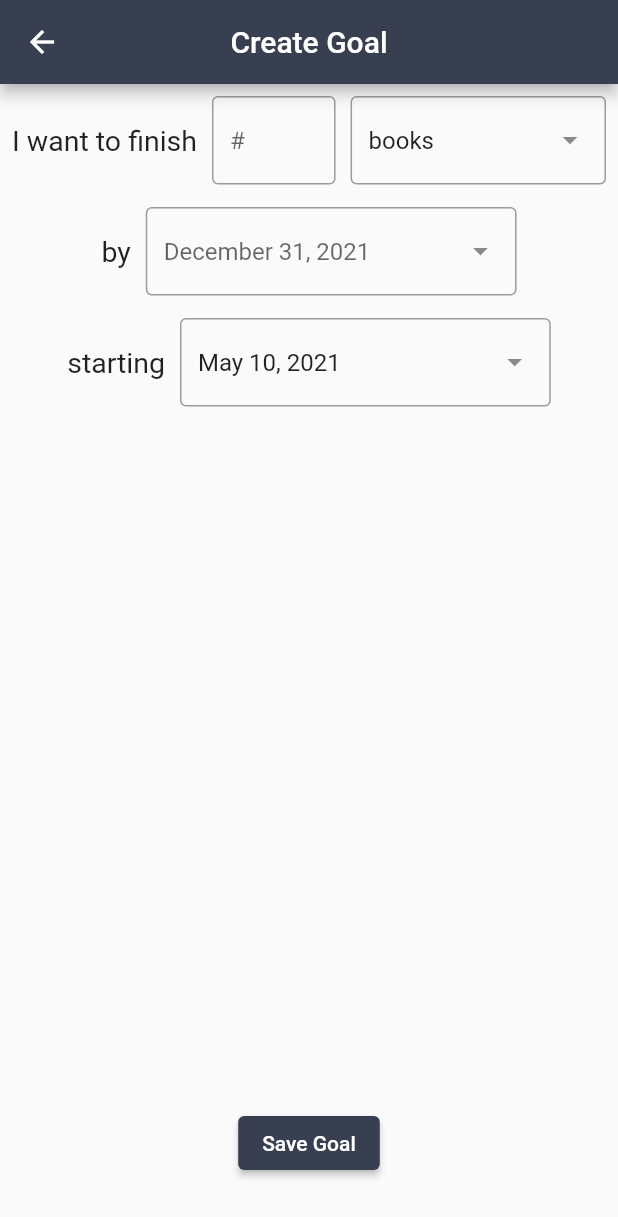
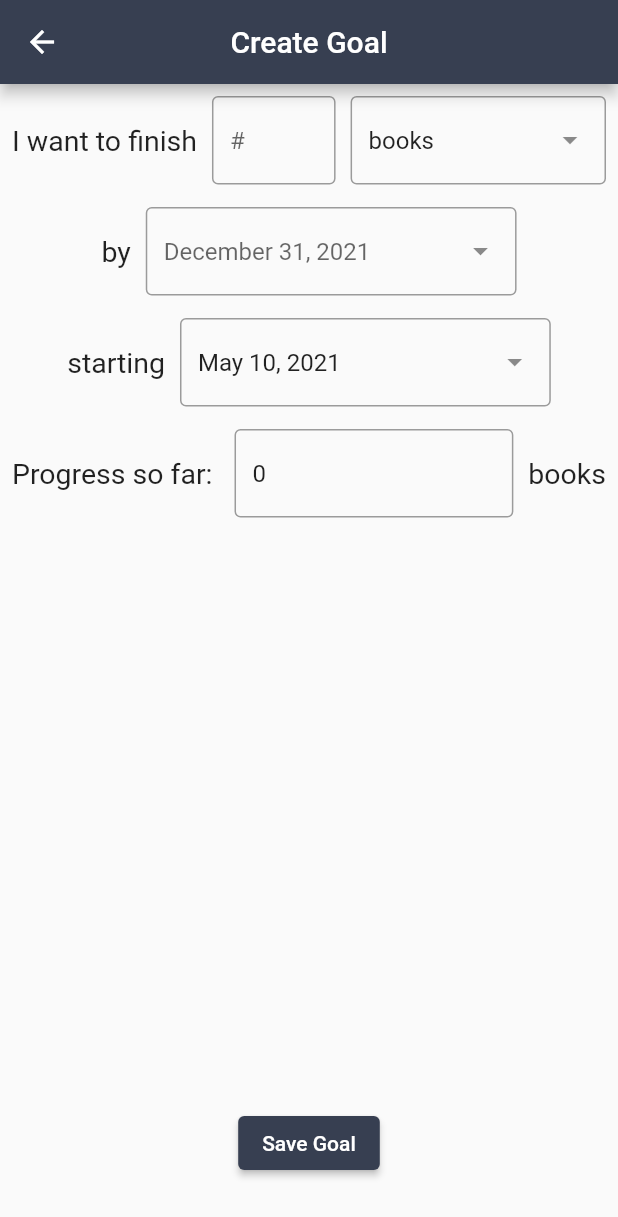
Before and after one commit to jackheinemann/otlet, a Flutter app: the screen it shows after launch, after a tap on "Create Goal", on a phone screen of 412 x 824 dp. Shown: the top 1217 px of the screen. Run offline on Flutter 3.47's test engine with Material 2 defaults, Android fonts, the phone set to English and light mode, and no system bars; our stand-ins replace cached_network_image, shared_preferences; missing offline and left inert: flutter_barcode_scanner.

Commit message:
added progress so far and  automatic measurement of that progress on date input

```diff
--- a/lib/ui/screens/home_screen/create_goal_screen.dart
+++ b/lib/ui/screens/home_screen/create_goal_screen.dart
@@ -1,13 +1,14 @@
 import 'package:flutter/material.dart';
-import 'package:intl/intl.dart';
 import 'package:otlet/business_logic/models/goal.dart';
+import 'package:otlet/business_logic/models/otlet_instance.dart';
 import 'package:otlet/business_logic/utils/constants.dart';
 import 'package:otlet/ui/widgets/alerts/simple_selector.dart';
 
 class CreateGoalScreen extends StatefulWidget {
   final Goal goal;
+  final OtletInstance instance;
 
-  CreateGoalScreen({this.goal});
+  CreateGoalScreen(this.instance, {this.goal});
   @override
   _CreateGoalScreenState createState() => _CreateGoalScreenState();
 }
@@ -15,11 +16,13 @@ class CreateGoalScreen extends StatefulWidget {
 class _CreateGoalScreenState extends State<CreateGoalScreen> {
   Goal goal;
   bool isEdit;
+  OtletInstance instance;
 
   TextEditingController unitController = TextEditingController();
-  TextEditingController unitCountController = TextEditingController();
+  TextEditingController goalUnitCountController = TextEditingController();
   TextEditingController goalStartedController = TextEditingController();
   TextEditingController goalDateController = TextEditingController();
+  TextEditingController progressController = TextEditingController();
 
   final _formKey = GlobalKey<FormState>();
 
@@ -28,9 +31,12 @@ class _CreateGoalScreenState extends State<CreateGoalScreen> {
     super.initState();
     goal = widget.goal ?? Goal.basic();
     isEdit = widget.goal != null;
+    instance = widget.instance;
     unitController.text = unitDisplays[goal.unit];
     if (goal.goalUnitCount != null)
-      unitController.text = goal.goalUnitCount.toString();
+      goalUnitCountController.text = goal.goalUnitCount.toString();
+    if (goal.currentUnitCount != null)
+      progressController.text = goal.currentUnitCount.toString();
     if (goal.goalStarted != null)
       goalStartedController.text = monthDayYearFormat.format(goal.goalStarted);
     if (goal.goalDate != null)
@@ -59,6 +65,7 @@ class _CreateGoalScreenState extends State<CreateGoalScreen> {
                   Container(
                       width: MediaQuery.of(context).size.width * .2,
                       child: TextFormField(
+                        controller: goalUnitCountController,
                         validator: (value) {
                           if (value.isEmpty) return 'This field is required';
                           int count = int.tryParse(value);
@@ -94,6 +101,13 @@ class _CreateGoalScreenState extends State<CreateGoalScreen> {
                           goal.unit = unitDisplays.keys.firstWhere(
                               (element) => unitDisplays[element] == selected);
                           unitController.text = selected;
+                          if (goal.goalStarted != null &&
+                              goal.goalDate != null) {
+                            goal.currentUnitCount =
+                                instance.calculateGoalProgress(goal);
+                            progressController.text =
+                                goal.currentUnitCount.toString();
+                          }
                         });
                       },
                       decoration: InputDecoration(
@@ -130,6 +144,12 @@ class _CreateGoalScreenState extends State<CreateGoalScreen> {
                             goal.goalDate = dateTime;
                             goalDateController.text =
                                 monthDayYearFormat.format(goal.goalDate);
+                            if (goal.goalStarted != null) {
+                              goal.currentUnitCount =
+                                  instance.calculateGoalProgress(goal);
+                              progressController.text =
+                                  goal.currentUnitCount.toString();
+                            }
                           });
                         },
                         controller: goalDateController,
@@ -168,6 +188,12 @@ class _CreateGoalScreenState extends State<CreateGoalScreen> {
                             goal.goalStarted = dateTime;
                             goalStartedController.text =
                                 monthDayYearFormat.format(goal.goalStarted);
+                            if (goal.goalDate != null) {
+                              goal.currentUnitCount =
+                                  instance.calculateGoalProgress(goal);
+                              progressController.text =
+                                  goal.currentUnitCount.toString();
+                            }
                           });
                         },
                         controller: goalStartedController,
@@ -177,6 +203,36 @@ class _CreateGoalScreenState extends State<CreateGoalScreen> {
                                 .format(DateTime(DateTime.now().year, 1, 1)),
                             border: OutlineInputBorder()),
                       ))
+                ],
+              ),
+              SizedBox(height: 15),
+              Row(
+                mainAxisAlignment: MainAxisAlignment.center,
+                children: [
+                  Text('Progress so far: ', style: TextStyle(fontSize: 19)),
+                  SizedBox(
+                    width: 10,
+                  ),
+                  Expanded(
+                      child: TextFormField(
+                    controller: progressController,
+                    validator: (value) {
+                      if (value.isEmpty) return 'This field is required';
+                      int count = int.tryParse(value);
+                      if (count == null)
+                        return 'Invalid value';
+                      else
+                        goal.currentUnitCount = count;
+                      return null;
+                    },
+                    keyboardType: TextInputType.numberWithOptions(signed: true),
+                    decoration: InputDecoration(
+                        hintText: '#', border: OutlineInputBorder()),
+                  )),
+                  SizedBox(
+                    width: 10,
+                  ),
+                  Text(unitDisplays[goal.unit], style: TextStyle(fontSize: 19)),
                 ],
               ),
               Spacer(),
--- a/lib/ui/screens/home_screen/home_screen.dart
+++ b/lib/ui/screens/home_screen/home_screen.dart
@@ -36,7 +36,8 @@ class HomeScreen extends StatelessWidget {
               if (!instance.hasActiveSession())
                 instance.goals.isNotEmpty
                     ? GoalCard(instance.goals[0])
-                    : CreateGoalCard(),
+                    : CreateGoalCard(instance,
+                        addGoal: (goal) => instance.addNewGoal(goal)),
               instance.hasActiveSession() ? EditSessionTools() : Spacer(),
               if (instance.hasActiveBook()) SessionTrackerCard(instance)
             ],
--- a/lib/ui/widgets/goals/create_goal_card.dart
+++ b/lib/ui/widgets/goals/create_goal_card.dart
@@ -1,8 +1,15 @@
 import 'package:flutter/material.dart';
+import 'package:otlet/business_logic/models/goal.dart';
+import 'package:otlet/business_logic/models/otlet_instance.dart';
 import 'package:otlet/business_logic/utils/constants.dart';
 import 'package:otlet/ui/screens/home_screen/create_goal_screen.dart';
 
 class CreateGoalCard extends StatelessWidget {
+  final Function(Goal) addGoal;
+  final OtletInstance instance;
+
+  CreateGoalCard(this.instance, {@required this.addGoal});
+
   @override
   Widget build(BuildContext context) {
     return Card(
@@ -20,11 +27,14 @@ class CreateGoalCard extends StatelessWidget {
               ),
               ElevatedButton(
                   style: ElevatedButton.styleFrom(primary: primaryColor),
-                  onPressed: () {
-                    Navigator.push(
+                  onPressed: () async {
+                    Goal goal = await Navigator.push(
                         context,
                         MaterialPageRoute(
-                            builder: (context) => CreateGoalScreen()));
+                            builder: (context) => CreateGoalScreen(instance)));
+                    if (goal == null) return;
+                    // addGoal(goal);
+                    instance.addNewGoal(goal);
                   },
                   child: Text('Create Goal'))
             ],
```
Also changed, not shown: lib/business_logic/models/otlet_instance.dart (+28 -0 lines).
